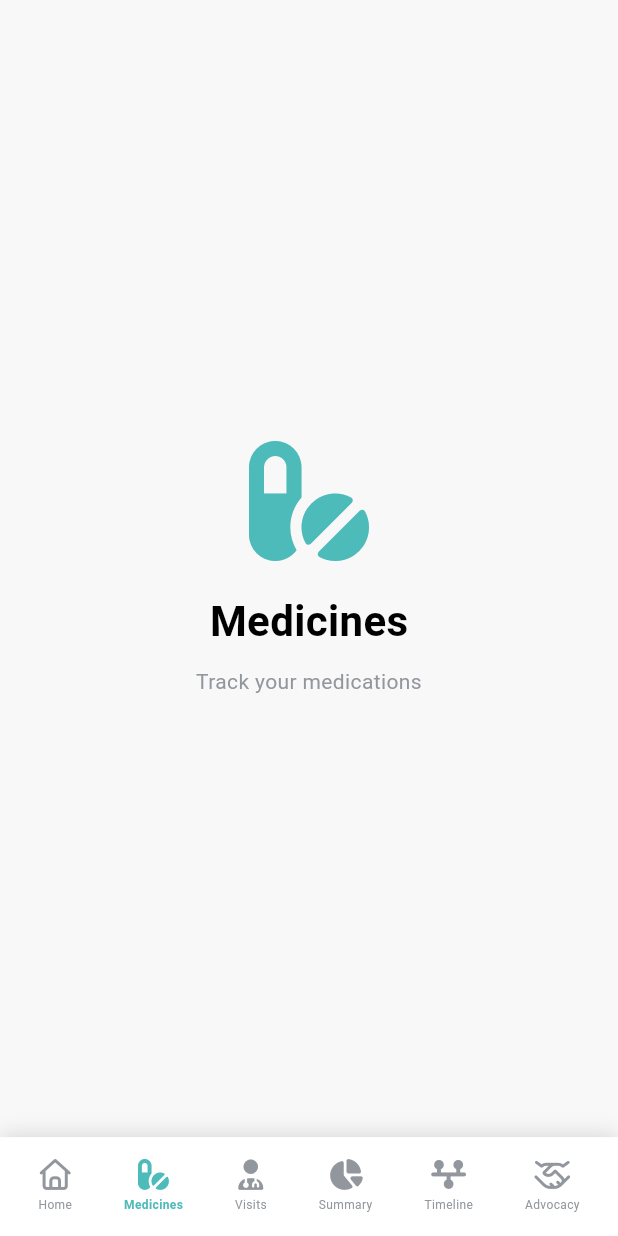
After one commit to Hafiz313/azunii_health_care, a Flutter app: the PatientDashboard screen opened by its route, swiped to page 2, on a phone screen of 412 x 824 dp. The commit adds this screen. Run offline on Flutter 3.47's test engine with Material 3 defaults, Android fonts, the phone set to English and light mode, and no system bars; our stand-ins replace flutter_easyloading, flutter_svg, font_awesome_flutter, get, get_storage, local_auth; missing offline and left inert: stylish_dialog; accounts and stored records are empty; network calls fail; Roboto replaces fonts that are missing (Satoshi).

Commit message:
Designed home screen and bottomnavbar widget and created folder structure

```diff
--- a/lib/app_routes.dart
+++ b/lib/app_routes.dart
@@ -8,6 +8,7 @@ import 'package:azunii_health_care/views/auth/sing_up/signup_view.dart';
 import 'package:azunii_health_care/views/auth/splash_view.dart';
 
 import 'package:azunii_health_care/views/care_taker/home/home_view.dart';
+import 'package:azunii_health_care/views/patient/patient_dashboard.dart';
 
 import 'package:get/get_navigation/src/routes/get_route.dart';
 
@@ -21,6 +22,7 @@ class AppRoutes {
   static const otpSign = OtpSignUpView.routeName;
   static const otpForget = OtpForgetView.routeName;
   static const restPas = RestPasswordView.routeName;
+  static const patientDashboard = PatientDashboard.routeName;
 
   static final List<GetPage> pages = [
     GetPage(name: splash, page: () => SplashView()),
@@ -32,5 +34,6 @@ class AppRoutes {
     GetPage(name: otpSign, page: () => OtpSignUpView()),
     GetPage(name: otpForget, page: () => OtpForgetView()),
     GetPage(name: restPas, page: () => RestPasswordView()),
+    GetPage(name: patientDashboard, page: () => PatientDashboard()),
   ];
 }
--- a/lib/consts/lang.dart
+++ b/lib/consts/lang.dart
@@ -17,6 +17,7 @@ class Lang {
   static const String donntHaveAnAccount = 'Don’t have an account?';
   static const String sendAgain = 'Send Again';
   static const String termsCondition = 'Accept Terms & Condition';
+  static const String enterEmail = 'Accept Terms & Condition';
   static const String acceptTerms = 'Accept Terms & Condition';
   static const String accept = 'Accept';
   static const String rememberMe = 'Remember me';
@@ -176,6 +177,14 @@ class Lang {
   static const String yes = 'Yes';
   static const String no = 'No';
 
+  // Patient Bottom Navigation
+  static const String home = 'Home';
+  static const String medicines = 'Medicines';
+  static const String visits = 'Visits';
+  static const String summary = 'Summary';
+  static const String timeline = 'Timeline';
+  static const String advocacy = 'Advocacy';
+
   static const String pleaseEnterValidEmail = 'Please enter a valid Email';
   static const String verifyPassword = 'Verify Password';
   static const String enterYourFullName = 'Enter Your Full Name';
--- a/lib/views/auth/login/login_widgets.dart
+++ b/lib/views/auth/login/login_widgets.dart
@@ -36,8 +36,8 @@ class LoginWidgets {
         size: context.percentHeight * 2.0,
       ),
       validator: (String? val) {
-        if (val!.isEmpty) return Lang.empty;
-        if (!emailExp.hasMatch(val)) return Lang.empty;
+        if (val!.isEmpty) return Lang.enterYourEmail;
+        if (!emailExp.hasMatch(val)) return Lang.enterYourEmail;
         return null;
       },
     );
@@ -69,7 +69,7 @@ class LoginWidgets {
             ),
           ),
           validator: (String? val) {
-            if (val!.isEmpty) return Lang.empty;
+            if (val!.isEmpty) return Lang.enterYourPassword;
             return null;
           },
         ));
--- /dev/null
+++ b/lib/views/patient/home/widget/bottom_nav_item.dart
@@ -0,0 +1,46 @@
+import 'package:flutter/material.dart';
+import 'package:font_awesome_flutter/font_awesome_flutter.dart';
+import '../../../../consts/colors.dart';
+import '../../../../utils/percentage_size_ext.dart';
+import '../../../widget/text.dart';
+
+class BottomNavItem extends StatelessWidget {
+  final IconData icon;
+  final String label;
+  final bool isSelected;
+  final VoidCallback onTap;
+
+  const BottomNavItem({
+    super.key,
+    required this.icon,
+    required this.label,
+    required this.isSelected,
+    required this.onTap,
+  });
+
+  @override
+  Widget build(BuildContext context) {
+    return GestureDetector(
+      onTap: onTap,
+      child: Container(
+        padding: EdgeInsets.symmetric(vertical: context.percentHeight * 1),
+        child: Column(
+          mainAxisSize: MainAxisSize.min,
+          children: [
+            FaIcon(
+              icon,
+              color: isSelected ? AppColors.primary : AppColors.textColor,
+              size: context.percentWidth * 5,
+            ),
+            SizedBox(height: context.percentHeight * 0.5),
+            subText6(
+              label,
+              color: isSelected ? AppColors.primary : AppColors.textColor,
+              fontWeight: isSelected ? FontWeight.w600 : FontWeight.normal,
+            ),
+          ],
+        ),
+      ),
+    );
+  }
+}
--- /dev/null
+++ b/lib/views/patient/home/widget/patient_bottom_nav.dart
@@ -0,0 +1,79 @@
+import 'package:flutter/material.dart';
+import 'package:font_awesome_flutter/font_awesome_flutter.dart';
+import 'package:get/get.dart';
+import '../../../../consts/colors.dart';
+import '../../../../consts/lang.dart';
+import '../../../../utils/percentage_size_ext.dart';
+import '../controller/patient_home_controller.dart';
+import 'bottom_nav_item.dart';
+
+class PatientBottomNav extends StatelessWidget {
+  const PatientBottomNav({super.key});
+
+  @override
+  Widget build(BuildContext context) {
+    final controller = Get.find<PatientHomeController>();
+
+    return Container(
+      decoration: const BoxDecoration(
+        color: AppColors.white,
+        boxShadow: [
+          BoxShadow(
+            color: Colors.black12,
+            blurRadius: 10,
+            offset: Offset(0, -2),
+          ),
+        ],
+      ),
+      child: SafeArea(
+        child: Container(
+          height: context.percentHeight * 8,
+          padding: EdgeInsets.symmetric(horizontal: context.percentWidth * 2),
+          child: Obx(
+            () => Row(
+              mainAxisAlignment: MainAxisAlignment.spaceAround,
+              children: [
+                BottomNavItem(
+                  icon: FontAwesomeIcons.house,
+                  label: Lang.home,
+                  isSelected: controller.currentIndex.value == 0,
+                  onTap: () => controller.changePage(0),
+                ),
+                BottomNavItem(
+                  icon: FontAwesomeIcons.pills,
+                  label: Lang.medicines,
+                  isSelected: controller.currentIndex.value == 1,
+                  onTap: () => controller.changePage(1),
+                ),
+                BottomNavItem(
+                  icon: FontAwesomeIcons.userDoctor,
+                  label: Lang.visits,
+                  isSelected: controller.currentIndex.value == 2,
+                  onTap: () => controller.changePage(2),
+                ),
+                BottomNavItem(
+                  icon: FontAwesomeIcons.chartPie,
+                  label: Lang.summary,
+                  isSelected: controller.currentIndex.value == 3,
+                  onTap: () => controller.changePage(3),
+                ),
+                BottomNavItem(
+                  icon: FontAwesomeIcons.timeline,
+                  label: Lang.timeline,
+                  isSelected: controller.currentIndex.value == 4,
+                  onTap: () => controller.changePage(4),
+                ),
+                BottomNavItem(
+                  icon: FontAwesomeIcons.handshake,
+                  label: Lang.advocacy,
+                  isSelected: controller.currentIndex.value == 5,
+                  onTap: () => controller.changePage(5),
+                ),
+              ],
+            ),
+          ),
+        ),
+      ),
+    );
+  }
+}
--- /dev/null
+++ b/lib/views/patient/medicines/medicines_view.dart
@@ -0,0 +1,39 @@
+import 'package:flutter/material.dart';
+import 'package:font_awesome_flutter/font_awesome_flutter.dart';
+import '../../../consts/colors.dart';
+import '../../widget/text.dart';
+
+class MedicinesView extends StatelessWidget {
+  const MedicinesView({super.key});
+
+  @override
+  Widget build(BuildContext context) {
+    return Scaffold(
+      backgroundColor: AppColors.homeBG,
+      body: SafeArea(
+        child: Center(
+          child: Column(
+            mainAxisAlignment: MainAxisAlignment.center,
+            children: [
+              FaIcon(
+                FontAwesomeIcons.pills,
+                size: 80,
+                color: AppColors.primary,
+              ),
+              const SizedBox(height: 20),
+              headingText1(
+                'Medicines',
+                color: AppColors.headingTextColor,
+              ),
+              const SizedBox(height: 10),
+              subText3(
+                'Track your medications',
+                color: AppColors.textColor,
+              ),
+            ],
+          ),
+        ),
+      ),
+    );
+  }
+}
--- /dev/null
+++ b/lib/views/patient/patient_dashboard.dart
@@ -0,0 +1,41 @@
+import 'package:flutter/material.dart';
+import 'package:get/get.dart';
+import '../../consts/colors.dart';
+import 'advocacy/advocacy_view.dart';
+import 'home/controller/patient_home_controller.dart';
+import 'home/home_view.dart';
+import 'home/widget/patient_bottom_nav.dart';
+import 'medicines/medicines_view.dart';
+import 'summary/summary_view.dart';
+import 'timeline/timeline_view.dart';
+import 'visits/visits_view.dart';
+
+class PatientDashboard extends StatelessWidget {
+  static const String routeName = '/patient-dashboard';
+
+  const PatientDashboard({super.key});
+
+  @override
+  Widget build(BuildContext context) {
+    final controller = Get.put(PatientHomeController());
+
+    final List<Widget> pages = [
+      const HomeView(),
+      const MedicinesView(),
+      const VisitsView(),
+      const SummaryView(),
+      const TimelineView(),
+      const AdvocacyView(),
+    ];
+
+    return Scaffold(
+      backgroundColor: AppColors.homeBG,
+      body: PageView(
+        controller: controller.pageController,
+        onPageChanged: controller.onPageChanged,
+        children: pages,
+      ),
+      bottomNavigationBar: const PatientBottomNav(),
+    );
+  }
+}
--- a/lib/views/widget/text.dart
+++ b/lib/views/widget/text.dart
@@ -2,6 +2,17 @@ import 'package:flutter/material.dart';
 
 import '../../consts/colors.dart';
 import '../../consts/fonts.dart';
+
+///Fontsize 28 bold heading
+Text headingText1(String title, {Color color = AppColors.headingTextColor}) => Text(
+      title,
+      style: TextStyle(
+        fontSize: 28.0,
+        fontWeight: FontWeight.bold,
+        fontFamily: FontFamily.satoshi,
+        color: color,
+      ),
+    );
 
 ///Fontsize 24 bold
 Text headline1(String title, {Color color = AppColors.textColor}) => Text(
```
Also changed, not shown: lib/views/auth/login/controller/login_controller.dart (+5 -2 lines), lib/views/patient/advocacy/advocacy_view.dart (added, +39 -0 lines), lib/views/patient/home/controller/patient_home_controller.dart (added, +32 -0 lines), lib/views/patient/home/home_view.dart (added, +39 -0 lines), lib/views/patient/summary/summary_view.dart (added, +39 -0 lines), lib/views/patient/timeline/timeline_view.dart (added, +39 -0 lines), lib/views/patient/visits/visits_view.dart (added, +39 -0 lines).
